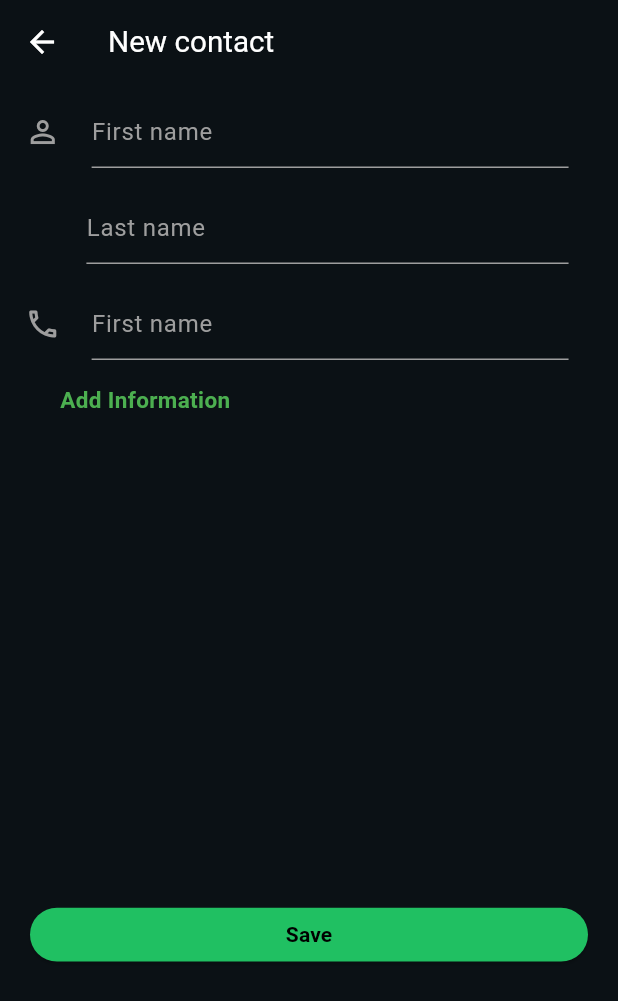
After one commit to kartikkumarofficial/Whatsapp-Clone-Flutter, a Flutter app: the NewContactPage screen opened directly, on a phone screen of 412 x 824 dp. The commit adds this screen. Shown: the top 1001 px of the screen. Run offline on Flutter 3.47's test engine with Material 3 defaults, Android fonts, the light colour scheme and no system bars; our stand-ins replace badges, font_awesome_flutter, get, image_picker.

Commit message:
new contact page

```diff
--- /dev/null
+++ b/lib/pages/NewContact.dart
@@ -0,0 +1,170 @@
+import 'package:flutter/material.dart';
+import 'package:get/get.dart';
+
+
+class NewContactPage extends StatefulWidget {
+  const NewContactPage({super.key});
+
+  @override
+  State<NewContactPage> createState() => _NewContactPageState();
+}
+
+class _NewContactPageState extends State  <NewContactPage> {
+  final TextEditingController firstnamecontroller = TextEditingController();
+  final TextEditingController lastnamecontroller = TextEditingController();
+  final TextEditingController phonecontroller = TextEditingController();
+  String selectedCountry = "+91";
+  String selectedAccount = "work.kartikkumar@gmail.com";
+  @override
+  Widget build(BuildContext context) {
+    var icon = Icon(Icons.arrow_forward_ios);
+    var srcheight = MediaQuery.of(context).size.height;
+    var srcwidth = MediaQuery.of(context).size.width;
+    var srcsize = MediaQuery.of(context).size;
+    return Scaffold(
+      appBar: AppBar(
+        backgroundColor: Color.fromARGB(255, 11, 17, 21),
+        title: Text(
+          'New contact',
+          style: TextStyle(
+            color: Colors.white,
+            fontSize: srcwidth * 0.048,
+          ),
+        ),
+        leading: IconButton(
+          onPressed: () {
+            Navigator.pop(context);
+          },
+          icon: Icon(
+            Icons.arrow_back,
+            color: Colors.white,
+          ),
+        ),
+      ),
+      body: Container(
+        color: Color.fromARGB(255, 11, 17, 21),
+        height: double.infinity,
+        width: double.infinity,
+        child: ListView(
+          // physics: const BouncingScrollPhysics(),
+          children: [
+
+            Padding(
+              padding:  EdgeInsets.only(right: Get.height*0.04),
+              child: Row(
+                children: [
+                  Padding(
+                    padding:  EdgeInsets.only(left: Get.height*0.02,right: Get.height*0.025),
+                    child: Icon(Icons.person_outline,color: Colors.grey,size: 24,),
+                  ),
+                  Expanded(child: buildInputField('First name', firstnamecontroller)),
+
+                      ],
+              ),
+            ),
+            Padding(
+              padding:  EdgeInsets.only(right: Get.height*0.04),
+              child: Row(
+                children: [
+                  Padding(
+                    padding:  EdgeInsets.only(left: Get.height*0.02,right: Get.height*0.0499),
+                    child: null
+                  ),
+                  Expanded(child: buildInputField('Last name', lastnamecontroller)),
+
+                ],
+              ),
+            ),
+            Padding(
+              padding:  EdgeInsets.only(right: Get.height*0.04),
+              child: Row(
+                children: [
+                  Padding(
+                    padding:  EdgeInsets.only(left: Get.height*0.02,right: Get.height*0.025),
+                    child: Icon(Icons.phone_outlined,color: Colors.grey,size: 24,),
+                  ),
+                  Expanded(child: buildInputField('First name', firstnamecontroller)),
+
+                ],
+              ),
+            ),
+
+
+
+            Row(
+              children: [
+                Padding(
+                  padding: const EdgeInsets.only(left: 40.0,top: 8),
+                  child: Text('Add Information  ',style: TextStyle(color: Colors.green,fontSize:15,fontWeight: FontWeight.bold ),),
+                ),
+              ],
+            ),
+            Padding(
+              padding:  EdgeInsets.only(top: Get.height*0.38),
+              child: Row(
+
+                children: [
+                  Container(
+                    height: Get.height*0.08,
+                    width: Get.width,
+
+                    // color: Color.fromRGBO(30,39,43,1.0),
+                    child: Padding(
+                      padding: EdgeInsets.only(left: 20,right: 20,top: 15,bottom: 15),
+                      child: Container(
+                        // height: Get.height*0.4,
+
+                        decoration: BoxDecoration(
+                          borderRadius: BorderRadius.circular(25),
+                        ),
+                        child: SizedBox(
+                          height: 150,
+                          width: 300,
+                          child: ElevatedButton(
+                            style: ElevatedButton.styleFrom(
+                              backgroundColor: Color.fromRGBO(32,192,98,1.0),
+                            ),
+                            onPressed: () {
+                              Get.back();
+                            },
+                            child: Text(
+                              'Save',
+                              style: TextStyle(color: Colors.black, fontWeight: FontWeight.bold),
+                            ),
+                          ),),
+                      ),
+                    ),
+                  )
+                ],
+              ),
+            )
+
+
+
+
+          ],
+        ),
+      ),
+    );
+  }}
+
+
+Widget buildInputField(String hintText, TextEditingController controller) {
+  return Padding(
+    padding: const EdgeInsets.symmetric(vertical: 8.0),
+    child: TextField(
+      controller: controller,
+      style: TextStyle(color: Colors.white),
+      decoration: InputDecoration(
+        hintText: hintText,
+        hintStyle: TextStyle(color: Colors.grey),
+        enabledBorder: UnderlineInputBorder(
+          borderSide: BorderSide(color: Colors.grey),
+        ),
+        focusedBorder: UnderlineInputBorder(
+          borderSide: BorderSide(color: Colors.green),
+        ),
+      ),
+    ),
+  );
+}
--- a/lib/pages/selectcontactspage.dart
+++ b/lib/pages/selectcontactspage.dart
@@ -2,6 +2,7 @@ import 'package:flutter/material.dart';
 import 'package:get/get.dart';
 import 'package:whatsappclone/pages/DrawerScreens/newgroup.dart';
 import 'package:whatsappclone/pages/NewCommunityIntro.dart';
+import 'package:whatsappclone/pages/NewContact.dart';
 
 class SelectContactsPage extends StatefulWidget {
   const SelectContactsPage({super.key});
@@ -214,6 +215,7 @@ class _SelectContactsPageState extends State<SelectContactsPage> {
                     Icons.qr_code,
                     color: Colors.white,
                   ),
+                  onTap: (){ Get.to(NewContactPage());}
                 ),
                 ListTile(
                   leading: Icon(
```
